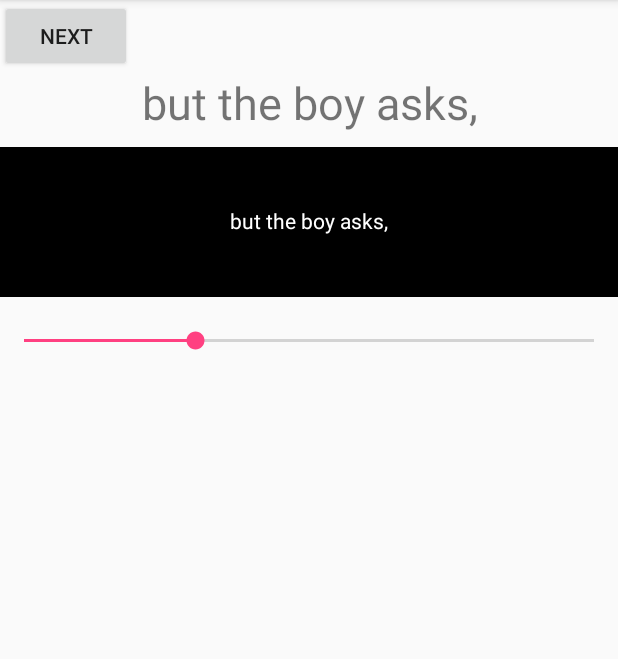
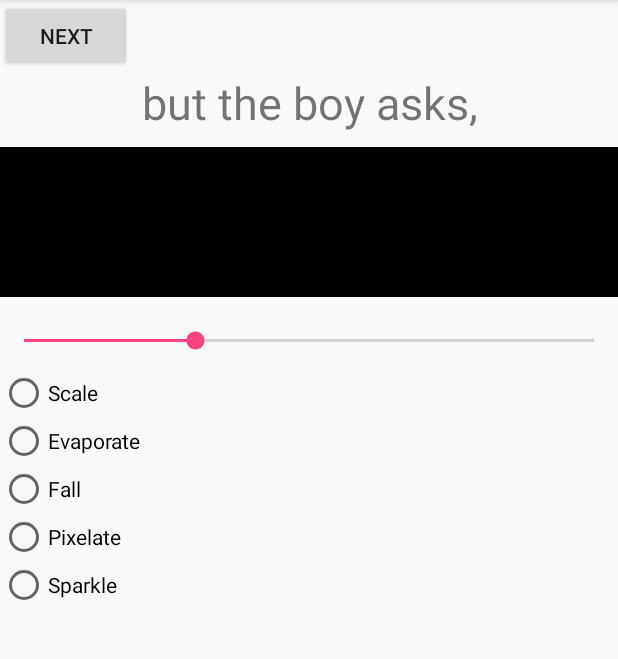
Before and after one commit to hanks-zyh/HTextView, an Android app: the screen it shows after launch (MainActivity), after a tap on an icon or button, on a phone screen of 412 x 824 dp, the part 84-743 px from its top. Run offline under Robolectric (Android 15) with nearby library versions, the phone set to English and light mode, and no system bars.

Commit message:
add radioGroup to select type

```diff
--- a/app/src/main/res/layout/activity_main.xml
+++ b/app/src/main/res/layout/activity_main.xml
@@ -35,4 +35,37 @@
         android:layout_height="wrap_content"/>
 
 
+    <RadioGroup
+        android:layout_marginTop="10dp"
+        android:id="@+id/typeGroup"
+        android:orientation="vertical"
+        android:layout_width="match_parent"
+        android:layout_height="wrap_content">
+        <RadioButton
+            android:id="@+id/scale"
+            android:text="Scale"
+            android:layout_width="wrap_content"
+            android:layout_height="wrap_content"/>
+        <RadioButton
+            android:id="@+id/evaporate"
+            android:text="Evaporate"
+            android:layout_width="wrap_content"
+            android:layout_height="wrap_content"/>
+        <RadioButton
+            android:id="@+id/fall"
+            android:text="Fall"
+            android:layout_width="wrap_content"
+            android:layout_height="wrap_content"/>
+        <RadioButton
+            android:id="@+id/pixelate"
+            android:text="Pixelate"
+            android:layout_width="wrap_content"
+            android:layout_height="wrap_content"/>
+        <RadioButton
+            android:id="@+id/sparkle"
+            android:text="Sparkle"
+            android:layout_width="wrap_content"
+            android:layout_height="wrap_content"/>
+    </RadioGroup>
+
 </LinearLayout>
--- a/htextview-library/src/main/java/com/hanks/htextview/HTextView.java
+++ b/htextview-library/src/main/java/com/hanks/htextview/HTextView.java
@@ -11,11 +11,16 @@ import android.widget.TextView;
  */
 public class HTextView extends TextView {
 
-    //private AnimateText mAnimateText = new ScaleText();
+    private AnimateText mAnimateText = new ScaleText();
     //private AnimateText mAnimateText = new EvaporateText();
     //private AnimateText mAnimateText = new FallText();
     //private AnimateText mAnimateText = new PixelateText();
-    private AnimateText mAnimateText = new SparkleText();
+    //private AnimateText mAnimateText = new SparkleText();
+
+    public void setAnimateType(AnimateText mAnimateText) {
+        this.mAnimateText = mAnimateText;
+        init(null,0);
+    }
 
     public HTextView(Context context) {
         super(context);
```
Also changed, not shown: app/src/main/java/com/hanks/htextview/example/MainActivity.java (+31 -1 lines).
